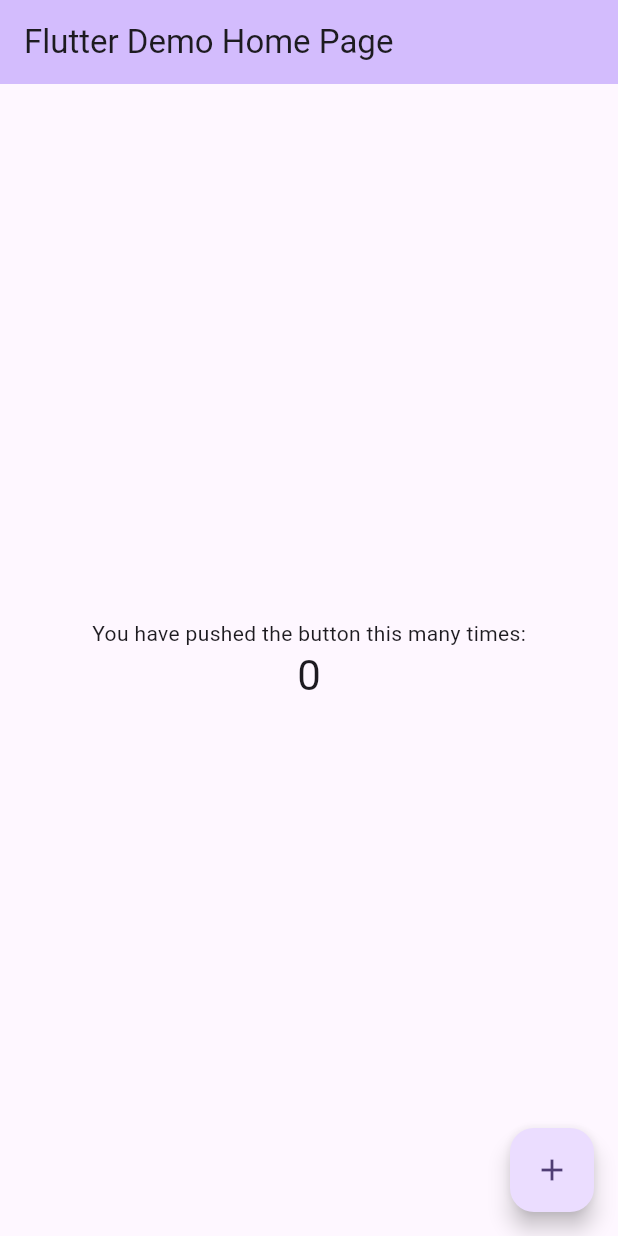
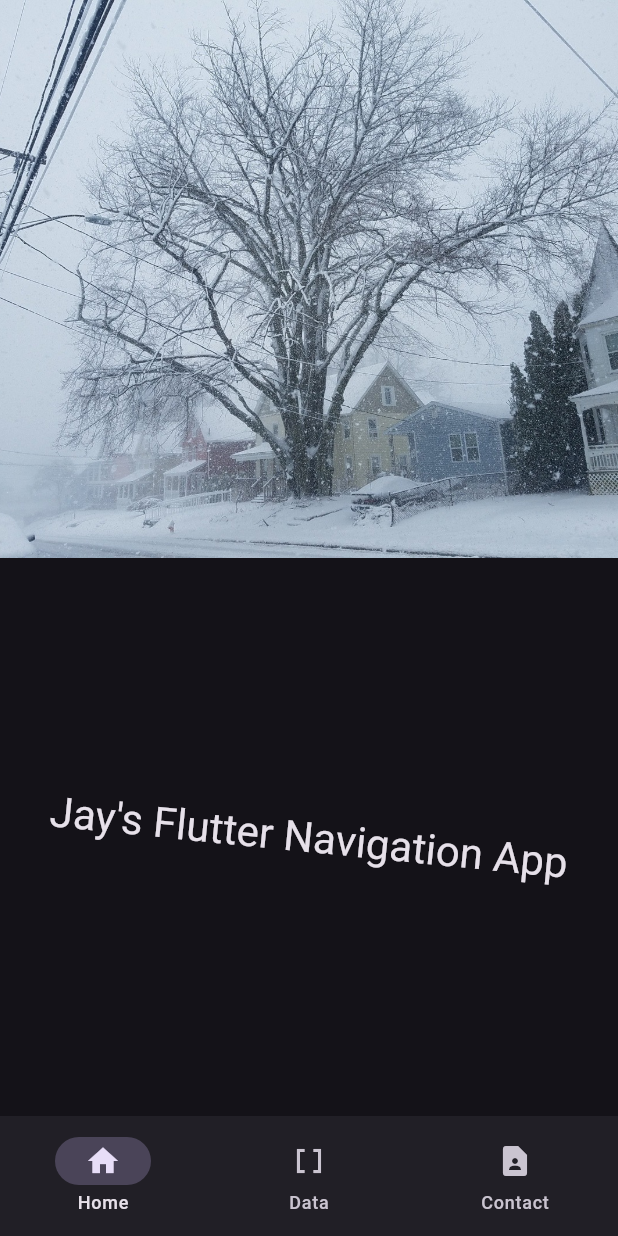
Before and after one commit to cald0145/flutter_navigation_app, a Flutter app: the screen it shows after launch, on a phone screen of 412 x 824 dp. Run offline on Flutter 3.47's test engine with Material 3 defaults, Android fonts, the phone set to English and light mode, and no system bars.

Commit message:
Implement home page with divided layout and text, add main.dart with navigation bar and theme configuration, add http dependency

```diff
--- a/lib/main.dart
+++ b/lib/main.dart
@@ -1,4 +1,7 @@
 import 'package:flutter/material.dart';
+import 'screens/home_page.dart';
+import 'screens/data_page.dart';
+import 'screens/contact_page.dart';
 
 void main() {
   runApp(const MyApp());
@@ -7,119 +10,57 @@ void main() {
 class MyApp extends StatelessWidget {
   const MyApp({super.key});
 
-  // This widget is the root of your application.
   @override
   Widget build(BuildContext context) {
     return MaterialApp(
-      title: 'Flutter Demo',
-      theme: ThemeData(
-        // This is the theme of your application.
-        //
-        // TRY THIS: Try running your application with "flutter run". You'll see
-        // the application has a purple toolbar. Then, without quitting the app,
-        // try changing the seedColor in the colorScheme below to Colors.green
-        // and then invoke "hot reload" (save your changes or press the "hot
-        // reload" button in a Flutter-supported IDE, or press "r" if you used
-        // the command line to start the app).
-        //
-        // Notice that the counter didn't reset back to zero; the application
-        // state is not lost during the reload. To reset the state, use hot
-        // restart instead.
-        //
-        // This works for code too, not just values: Most code changes can be
-        // tested with just a hot reload.
-        colorScheme: ColorScheme.fromSeed(seedColor: Colors.deepPurple),
-        useMaterial3: true,
-      ),
-      home: const MyHomePage(title: 'Flutter Demo Home Page'),
+      theme: ThemeData.light(useMaterial3: true),
+      darkTheme: ThemeData.dark(useMaterial3: true),
+      themeMode: ThemeMode.dark,
+      home: const MainScreen(),
     );
   }
 }
 
-class MyHomePage extends StatefulWidget {
-  const MyHomePage({super.key, required this.title});
-
-  // This widget is the home page of your application. It is stateful, meaning
-  // that it has a State object (defined below) that contains fields that affect
-  // how it looks.
-
-  // This class is the configuration for the state. It holds the values (in this
-  // case the title) provided by the parent (in this case the App widget) and
-  // used by the build method of the State. Fields in a Widget subclass are
-  // always marked "final".
-
-  final String title;
+class MainScreen extends StatefulWidget {
+  const MainScreen({super.key});
 
   @override
-  State<MyHomePage> createState() => _MyHomePageState();
+  State<MainScreen> createState() => _MainScreenState();
 }
 
-class _MyHomePageState extends State<MyHomePage> {
-  int _counter = 0;
-
-  void _incrementCounter() {
-    setState(() {
-      // This call to setState tells the Flutter framework that something has
-      // changed in this State, which causes it to rerun the build method below
-      // so that the display can reflect the updated values. If we changed
-      // _counter without calling setState(), then the build method would not be
-      // called again, and so nothing would appear to happen.
-      _counter++;
-    });
-  }
+class _MainScreenState extends State<MainScreen> {
+  int currentPageIndex = 0;
 
   @override
   Widget build(BuildContext context) {
-    // This method is rerun every time setState is called, for instance as done
-    // by the _incrementCounter method above.
-    //
-    // The Flutter framework has been optimized to make rerunning build methods
-    // fast, so that you can just rebuild anything that needs updating rather
-    // than having to individually change instances of widgets.
     return Scaffold(
-      appBar: AppBar(
-        // TRY THIS: Try changing the color here to a specific color (to
-        // Colors.amber, perhaps?) and trigger a hot reload to see the AppBar
-        // change color while the other colors stay the same.
-        backgroundColor: Theme.of(context).colorScheme.inversePrimary,
-        // Here we take the value from the MyHomePage object that was created by
-        // the App.build method, and use it to set our appbar title.
-        title: Text(widget.title),
+      body: <Widget>[
+        const HomePage(),
+        const Placeholder(), // DataScreen will go here
+        const Placeholder(), // ContactScreen will go here
+      ][currentPageIndex],
+      bottomNavigationBar: NavigationBar(
+        onDestinationSelected: (int index) {
+          setState(() {
+            currentPageIndex = index;
+          });
+        },
+        selectedIndex: currentPageIndex,
+        destinations: const <Widget>[
+          NavigationDestination(
+            icon: Icon(Icons.home),
+            label: 'Home',
+          ),
+          NavigationDestination(
+            icon: Icon(Icons.data_array),
+            label: 'Data',
+          ),
+          NavigationDestination(
+            icon: Icon(Icons.contact_page),
+            label: 'Contact',
+          ),
+        ],
       ),
-      body: Center(
-        // Center is a layout widget. It takes a single child and positions it
-        // in the middle of the parent.
-        child: Column(
-          // Column is also a layout widget. It takes a list of children and
-          // arranges them vertically. By default, it sizes itself to fit its
-          // children horizontally, and tries to be as tall as its parent.
-          //
-          // Column has various properties to control how it sizes itself and
-          // how it positions its children. Here we use mainAxisAlignment to
-          // center the children vertically; the main axis here is the vertical
-          // axis because Columns are vertical (the cross axis would be
-          // horizontal).
-          //
-          // TRY THIS: Invoke "debug painting" (choose the "Toggle Debug Paint"
-          // action in the IDE, or press "p" in the console), to see the
-          // wireframe for each widget.
-          mainAxisAlignment: MainAxisAlignment.center,
-          children: <Widget>[
-            const Text(
-              'You have pushed the button this many times:',
-            ),
-            Text(
-              '$_counter',
-              style: Theme.of(context).textTheme.headlineMedium,
-            ),
-          ],
-        ),
-      ),
-      floatingActionButton: FloatingActionButton(
-        onPressed: _incrementCounter,
-        tooltip: 'Increment',
-        child: const Icon(Icons.add),
-      ), // This trailing comma makes auto-formatting nicer for build methods.
     );
   }
 }
--- a/lib/screens/home_page.dart
+++ b/lib/screens/home_page.dart
@@ -0,0 +1,45 @@
+import 'package:flutter/material.dart';
+
+class HomePage extends StatelessWidget {
+  const HomePage({super.key});
+
+  @override
+  Widget build(BuildContext context) {
+    return Scaffold(
+      body: Column(
+        children: [
+          // top half with background image
+          Expanded(
+            flex: 1,
+            child: Container(
+              decoration: const BoxDecoration(
+                image: DecorationImage(
+                  image: AssetImage('assets/snowy-tree.jpg'),
+                  fit: BoxFit.cover,
+                ),
+              ),
+            ),
+          ),
+          // bottom half with dark background and transformed text
+          Expanded(
+            flex: 1,
+            child: Container(
+              color: Theme.of(context).colorScheme.surface,
+              child: Center(
+                child: Transform.rotate(
+                  angle: 0.1, //rotation like in example transformation
+                  child: Text(
+                    'Jay\'s Flutter Navigation App',
+                    style: Theme.of(context).textTheme.headlineMedium?.copyWith(
+                          color: Theme.of(context).colorScheme.onSurface,
+                        ),
+                  ),
+                ),
+              ),
+            ),
+          ),
+        ],
+      ),
+    );
+  }
+}
--- a/pubspec.yaml
+++ b/pubspec.yaml
@@ -28,6 +28,7 @@ environment:
 # the latest version available on pub.dev. To see which dependencies have newer
 # versions available, run `flutter pub outdated`.
 dependencies:
+  http: ^1.2.2
   flutter:
     sdk: flutter
 
```
Also changed, not shown: lib/screens/data_page.dart (+111 -0 lines), pubspec.lock.
